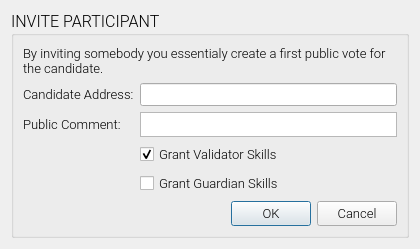
Above: app/ui/invite.ui from coblo/gui-demo before the change. Below: the same form after it.
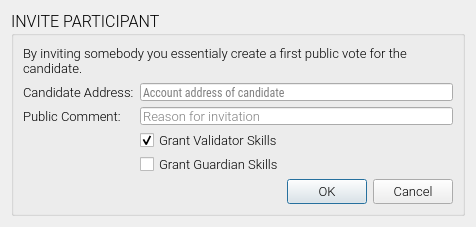
That is the form after the change.

Commit message: invitation dialog implementation

What changed in the file:
```diff
--- a/app/ui/invite.ui
+++ b/app/ui/invite.ui
@@ -6,10 +6,16 @@
    <rect>
     <x>0</x>
     <y>0</y>
-    <width>420</width>
-    <height>246</height>
+    <width>476</width>
+    <height>227</height>
    </rect>
   </property>
+  <property name="minimumSize">
+   <size>
+    <width>476</width>
+    <height>227</height>
+   </size>
+  </property>
   <property name="font">
    <font>
     <family>Roboto Light</family>
@@ -83,6 +89,12 @@
             <pointsize>9</pointsize>
            </font>
           </property>
+          <property name="placeholderText">
+           <string>Account address of candidate</string>
+          </property>
+          <property name="clearButtonEnabled">
+           <bool>true</bool>
+          </property>
          </widget>
         </item>
         <item row="1" column="0">
@@ -128,24 +140,21 @@
          </widget>
         </item>
         <item row="1" column="1">
-         <widget class="QPlainTextEdit" name="edit_publoc_comment">
-          <property name="maximumSize">
-           <size>
-            <width>16777215</width>
-            <height>40</height>
-           </size>
-          </property>
+         <widget class="QLineEdit" name="edit_public_comment">
           <property name="font">
            <font>
             <family>Roboto Light</family>
             <pointsize>10</pointsize>
            </font>
           </property>
-          <property name="verticalScrollBarPolicy">
-           <enum>Qt::ScrollBarAlwaysOff</enum>
+          <property name="maxLength">
+           <number>100</number>
           </property>
-          <property name="horizontalScrollBarPolicy">
-           <enum>Qt::ScrollBarAlwaysOff</enum>
+          <property name="placeholderText">
+           <string>Reason for invitation</string>
+          </property>
+          <property name="clearButtonEnabled">
+           <bool>true</bool>
           </property>
          </widget>
         </item>
```
The commit also changes 4 other files.
